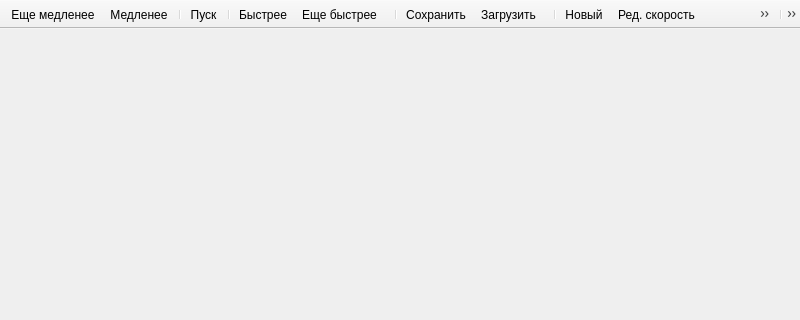
Above: mainwindow.ui from nxr08s/gravitational-attraction-model-qt before the change; both pictures show x 0 to 800 and y 0 to 320 of the 800 by 600 pixel window. Below: the same form after it.
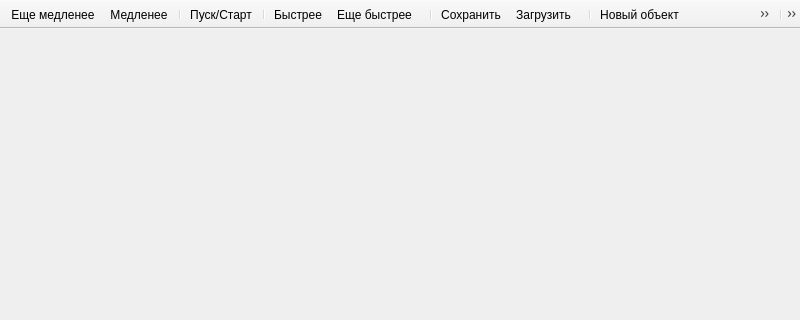
That is the form after the change. Icons and pictures are not drawn.

Diff of the .ui file:
```diff
--- a/mainwindow.ui
+++ b/mainwindow.ui
@@ -129,7 +129,10 @@
      <normaloff>:/resources/start.svg</normaloff>:/resources/start.svg</iconset>
    </property>
    <property name="text">
-    <string>Пуск</string>
+    <string>Пуск/Старт</string>
+   </property>
+   <property name="toolTip">
+    <string>Пуск/Старт</string>
    </property>
   </action>
   <action name="addItemAction">
@@ -141,7 +144,10 @@
      <normaloff>:/resources/addItem.svg</normaloff>:/resources/addItem.svg</iconset>
    </property>
    <property name="text">
-    <string>Новый</string>
+    <string>Новый объект</string>
+   </property>
+   <property name="toolTip">
+    <string>Новый объект</string>
    </property>
   </action>
   <action name="speedUpAction">
@@ -213,7 +219,10 @@
      <normaloff>:/resources/editProp.svg</normaloff>:/resources/editProp.svg</iconset>
    </property>
    <property name="text">
-    <string>Ред. свойства</string>
+    <string>Редактировать свойства</string>
+   </property>
+   <property name="toolTip">
+    <string>Редактировать свойства</string>
    </property>
   </action>
   <action name="velEditAction">
@@ -225,7 +234,10 @@
      <normaloff>:/resources/vectorEdit.svg</normaloff>:/resources/vectorEdit.svg</iconset>
    </property>
    <property name="text">
-    <string>Ред. скорость</string>
+    <string>Редактировать скорость</string>
+   </property>
+   <property name="toolTip">
+    <string>Редактировать скорость</string>
    </property>
   </action>
   <action name="trailAction">
```
Left out of the diff: 33 changed lines with no effect on the pictures.
